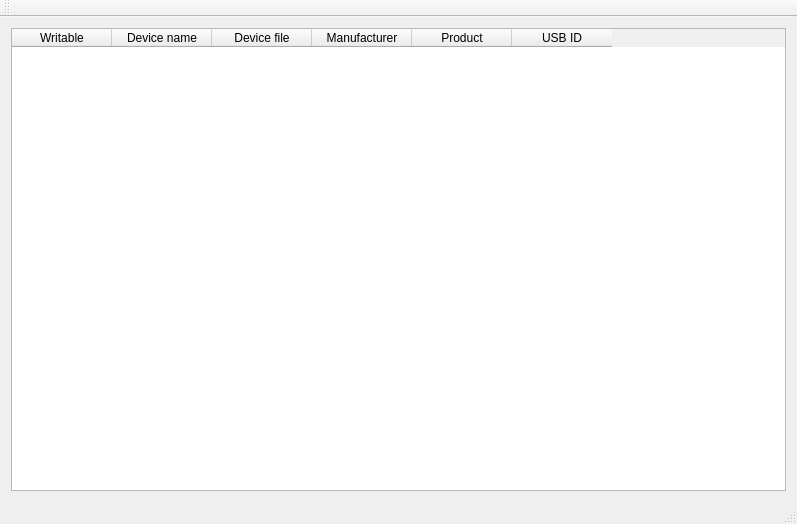
Qt form src/mainwindow.ui (vranki/perse) before a commit.
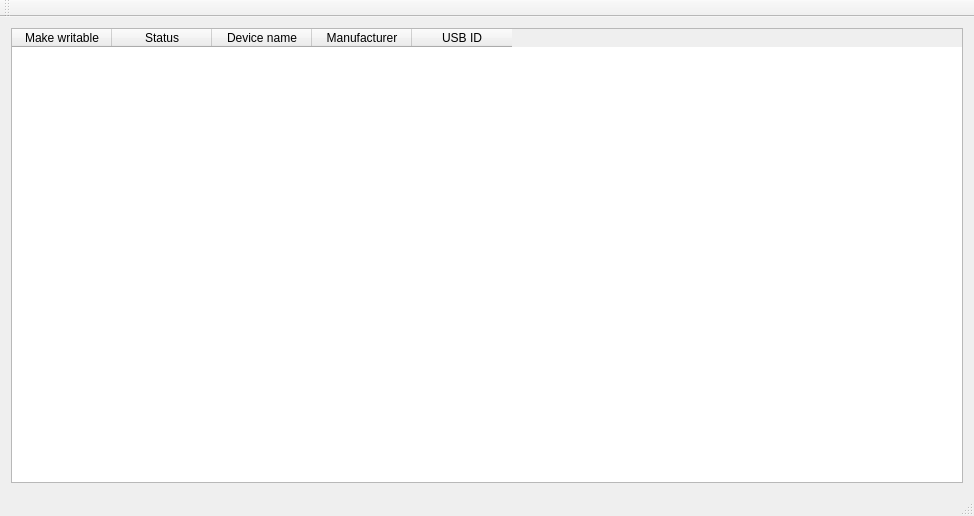
The same form after that commit.

```diff
--- a/src/mainwindow.ui
+++ b/src/mainwindow.ui
@@ -6,8 +6,8 @@
    <rect>
     <x>0</x>
     <y>0</y>
-    <width>797</width>
-    <height>524</height>
+    <width>974</width>
+    <height>516</height>
    </rect>
   </property>
   <property name="windowTitle">
@@ -31,7 +31,12 @@
       </attribute>
       <column>
        <property name="text">
-        <string>Writable</string>
+        <string>Make writable</string>
+       </property>
+      </column>
+      <column>
+       <property name="text">
+        <string>Status</string>
        </property>
       </column>
       <column>
@@ -39,21 +44,11 @@
         <string>Device name</string>
        </property>
       </column>
-      <column>
-       <property name="text">
-        <string>Device file</string>
-       </property>
-      </column>
       <column>
        <property name="text">
         <string>Manufacturer</string>
        </property>
       </column>
-      <column>
-       <property name="text">
-        <string>Product</string>
-       </property>
-      </column>
       <column>
        <property name="text">
         <string>USB ID</string>
```
Left out of the diff: 2 changed lines with no effect on the pictures.
